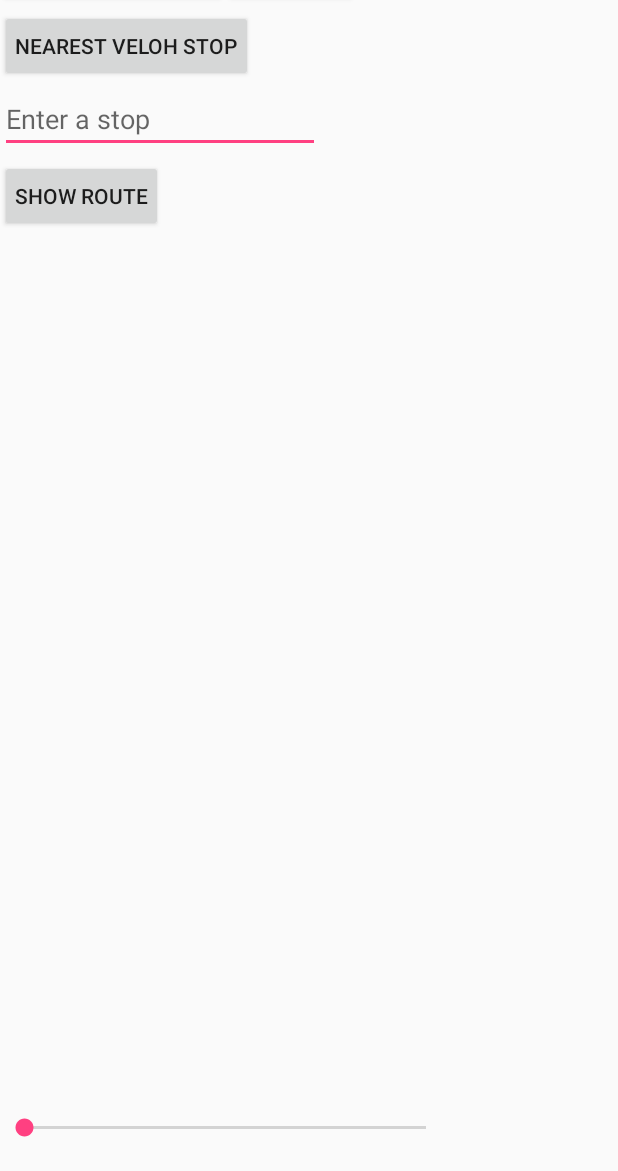
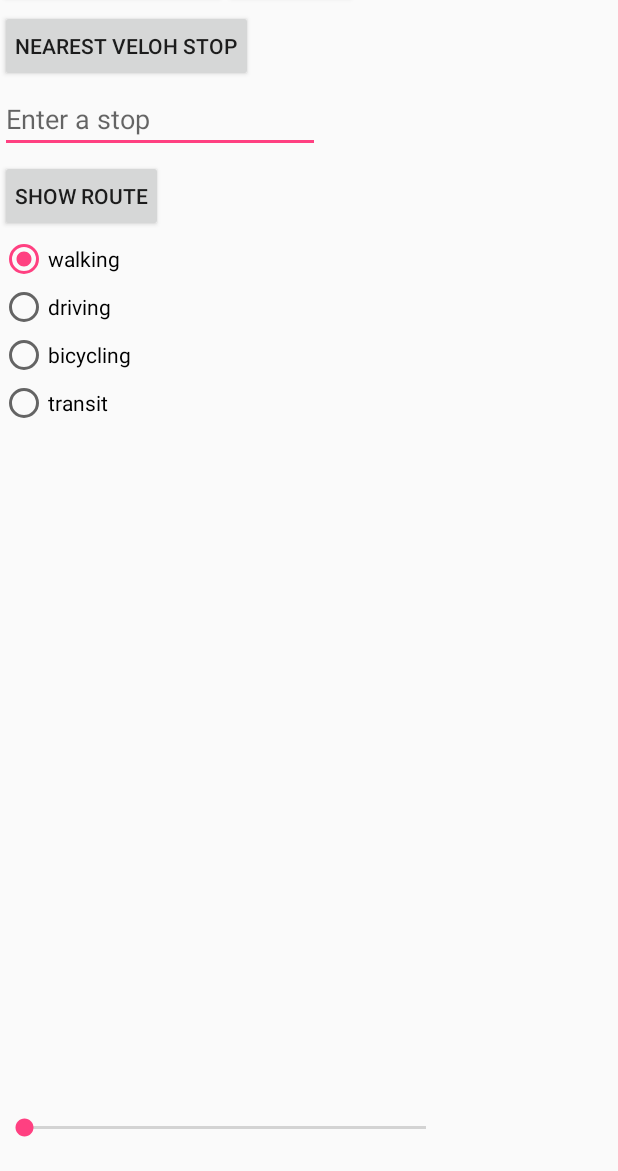
Before and after one commit to misho92/LuxCityBusAndBike, an Android app: the screen it shows after launch (MapsActivity), after a tap on "BUS", on a phone screen of 412 x 824 dp, the part 65-1236 px from its top. Run offline under Robolectric (Android 15) with nearby library versions, the phone set to English and light mode, and no system bars; 1 statement that could not run was skipped; 3 other taps on this screen came first.

Commit message:
select modes of transport for the route

```diff
--- a/app/src/main/java/mihailtachevandvictorbandoiu/luxcitybusandbike/CustomAdapter.java
+++ b/app/src/main/java/mihailtachevandvictorbandoiu/luxcitybusandbike/CustomAdapter.java
@@ -142,5 +142,4 @@ public class CustomAdapter extends BaseAdapter{
         });
         return rowView;
     }
-
 }
--- a/app/src/main/java/mihailtachevandvictorbandoiu/luxcitybusandbike/HTTPConnection.java
+++ b/app/src/main/java/mihailtachevandvictorbandoiu/luxcitybusandbike/HTTPConnection.java
@@ -15,6 +15,7 @@ import java.net.URL;
 
 //connecting to the url
 public class HTTPConnection {
+
     public String readUrl(String mapsApiDirectionsUrl) throws IOException {
         String data = "";
         InputStream iStream = null;
@@ -24,8 +25,7 @@ public class HTTPConnection {
             urlConnection = (HttpURLConnection) url.openConnection();
             urlConnection.connect();
             iStream = urlConnection.getInputStream();
-            BufferedReader br = new BufferedReader(new InputStreamReader(
-                    iStream));
+            BufferedReader br = new BufferedReader(new InputStreamReader(iStream));
             StringBuffer sb = new StringBuffer();
             String line = "";
             while ((line = br.readLine()) != null) {
--- a/app/src/main/java/mihailtachevandvictorbandoiu/luxcitybusandbike/MapsActivity.java
+++ b/app/src/main/java/mihailtachevandvictorbandoiu/luxcitybusandbike/MapsActivity.java
@@ -20,6 +20,9 @@ import android.widget.AdapterView.OnItemClickListener;
 import android.widget.ArrayAdapter;
 import android.widget.AutoCompleteTextView;
 import android.widget.Button;
+import android.widget.RadioButton;
+import android.widget.RadioGroup;
+import android.widget.RadioGroup.OnCheckedChangeListener;
 import android.widget.SeekBar;
 import android.widget.SeekBar.OnSeekBarChangeListener;
 import android.widget.TextView;
@@ -39,6 +42,7 @@ import com.google.android.gms.maps.model.BitmapDescriptorFactory;
 import com.google.android.gms.maps.model.LatLng;
 import com.google.android.gms.maps.model.Marker;
 import com.google.android.gms.maps.model.MarkerOptions;
+import com.google.android.gms.maps.model.Polyline;
 import com.google.android.gms.maps.model.PolylineOptions;
 
 import org.json.JSONObject;
@@ -72,10 +76,12 @@ public class MapsActivity extends FragmentActivity implements OnMapReadyCallback
     HashMap<String, String> coordinates = new HashMap<String, String>();
     HashMap<String, String> connString = new HashMap<String, String>();
     AutoCompleteTextView auto;
-
     Button route;
-    Double nearestLat;
-    Double nearestLng;
+    LatLng nearestStation = null;
+    String mode = "walking";
+    RadioButton modeButton;
+    RadioGroup modeGroup;
+    Polyline line;
 
     @Override
     protected void onCreate(Bundle savedInstanceState) {
@@ -105,14 +111,15 @@ public class MapsActivity extends FragmentActivity implements OnMapReadyCallback
         nearestBus.setOnClickListener(new View.OnClickListener() {
             public void onClick(View v) {
                 route.setVisibility(View.VISIBLE);
+                modeGroup.setVisibility(View.VISIBLE);
                 String stop = nearestStop("bus");
                 String buses = getAllBuses(stop.split(";")[1], stop.split(";")[0]);
                 //if no buses display none
                 if (buses.equals("")) buses = "none";
-                nearestLat = Double.parseDouble(stop.split(";")[1].replace(",", "."));
-                nearestLng = Double.parseDouble(stop.split(";")[0].replace(",", "."));
+                nearestStation = new LatLng(Double.parseDouble(stop.split(";")[1].replace(",", ".")),
+                        Double.parseDouble(stop.split(";")[0].replace(",", ".")));
                 //once the stop details are taken navigate user to it
-                LatLng nearestStop = new LatLng(nearestLat, nearestLng);
+                LatLng nearestStop = new LatLng(nearestStation.latitude, nearestStation.longitude);
                 mMap.addMarker(new MarkerOptions().position(nearestStop).title(stop.split(";")[3]).icon(BitmapDescriptorFactory.fromResource(R.drawable.bus)).snippet("Buses: " + buses));
                 mMap.moveCamera(CameraUpdateFactory.newLatLngZoom(nearestStop, 18.0f));
             }
@@ -123,11 +130,12 @@ public class MapsActivity extends FragmentActivity implements OnMapReadyCallback
         nearestVeloh.setOnClickListener(new View.OnClickListener() {
             public void onClick(View v) {
                 route.setVisibility(View.VISIBLE);
+                modeGroup.setVisibility(View.VISIBLE);
                 String stop = nearestStop("veloh");
-                nearestLat = Double.parseDouble(stop.split(",")[1]);
-                nearestLng = Double.parseDouble(stop.split(",")[2]);
+                nearestStation = new LatLng(Double.parseDouble(stop.split(",")[1]),
+                        Double.parseDouble(stop.split(",")[2]));
                 //once the stop details are taken navigate user to it
-                LatLng nearestStop = new LatLng(nearestLat, nearestLng);
+                LatLng nearestStop = new LatLng(nearestStation.latitude, nearestStation.longitude);
                 mMap.addMarker(new MarkerOptions().position(nearestStop).title(stop.split(",")[0]).icon(BitmapDescriptorFactory.fromResource(R.drawable.bike)).snippet("Available bikes: " + stop.split(",")[3]));
                 mMap.moveCamera(CameraUpdateFactory.newLatLngZoom(nearestStop, 18.0f));
             }
@@ -178,15 +186,28 @@ public class MapsActivity extends FragmentActivity implements OnMapReadyCallback
 
         allStops = new ArrayList<String>();
 
-        route.setOnClickListener(new View.OnClickListener() {
-            public void onClick(View v) {
+        modeGroup = (RadioGroup) findViewById(R.id.mode);
+
+        modeGroup.setOnCheckedChangeListener(new OnCheckedChangeListener() {
+            @Override
+            public void onCheckedChanged(RadioGroup group, int checkedId) {
+                modeButton = (RadioButton) findViewById(checkedId);
+                mode = modeButton.getText().toString();
+                Toast.makeText(getApplicationContext(), "Selected " + mode, Toast.LENGTH_LONG).show();
+            }
+        });
+
+        route.setOnClickListener(new OnClickListener() {
+            @Override
+            public void onClick(View view) {
+                if(line != null) line.remove();
                 showRoute();
             }
         });
     }
 
     //get all the bus data about a specific bus stop
-    public String getAllBuses(String connectionString, String stop) {
+    private String getAllBuses(String connectionString, String stop) {
         String result = "";
         String str;
         try {
@@ -224,7 +245,7 @@ public class MapsActivity extends FragmentActivity implements OnMapReadyCallback
     }
 
     //computing nearest bus or veloh stop with the API provided
-    public String nearestStop(String string) {
+    private String nearestStop(String string) {
         String result = "";
         String str;
         double nearest = 999999999;
@@ -376,7 +397,7 @@ public class MapsActivity extends FragmentActivity implements OnMapReadyCallback
     }
 
     //list all the veloh stations within the distance
-    public void listAllVelohStations(String distance) {
+    private void listAllVelohStations(String distance) {
         String str;
         String stopName;
         try {
@@ -421,7 +442,7 @@ public class MapsActivity extends FragmentActivity implements OnMapReadyCallback
     }
 
     //list all the bus stations
-    public void listAllBusStations() {
+    private void listAllBusStations() {
         String str;
         String stopName;
         try {
@@ -578,26 +599,19 @@ public class MapsActivity extends FragmentActivity implements OnMapReadyCallback
     private void showRoute(){
         MarkerOptions options = new MarkerOptions();
         options.position(new LatLng(mLastLocation.getLatitude(),mLastLocation.getLongitude()));
-        options.position(new LatLng(nearestLat,nearestLng));
+        options.position(nearestStation);
         mMap.addMarker(options);
         String url = getMapsApiDirectionsUrl();
         ReadTask downloadTask = new ReadTask();
         downloadTask.execute(url);
         mMap.moveCamera(CameraUpdateFactory.newLatLngZoom(new LatLng(mLastLocation.getLatitude(),mLastLocation.getLongitude()), 16));
-        addMarkers();
     }
 
-    //maps data
+    //directions api data
     private String getMapsApiDirectionsUrl() {
-        return "https://maps.googleapis.com/maps/api/directions/json?origin=" + mLastLocation.getLatitude() + "," + mLastLocation.getLongitude() + "&mode=walking&destination=" + nearestLat + "," + nearestLng + "&key=AIzaSyB5FzALlUScawxBeTcoaBOdf5Rch9hZu-A";
-    }
-
-    //add markers
-    private void addMarkers() {
-        if (mMap != null) {
-            mMap.addMarker(new MarkerOptions().position(new LatLng(mLastLocation.getLatitude(),mLastLocation.getLongitude())).title("Current position"));
-            mMap.addMarker(new MarkerOptions().position(new LatLng(nearestLat,nearestLng)).title("Nearest stop"));
-        }
+        return "https://maps.googleapis.com/maps/api/directions/json?origin=" + mLastLocation.getLatitude() + "," +
+                mLastLocation.getLongitude() + "&destination=" + nearestStation.latitude + "," +
+                nearestStation.longitude + "&mode=" + mode + "&key=AIzaSyB5FzALlUScawxBeTcoaBOdf5Rch9hZu-A";
     }
 
     //background task
@@ -647,7 +661,7 @@ public class MapsActivity extends FragmentActivity implements OnMapReadyCallback
             ArrayList<LatLng> points = null;
             PolylineOptions polyLineOptions = null;
 
-            // traversing through routes
+            //traversing through routes
             for (int i = 0; i < routes.size(); i++) {
                 points = new ArrayList<LatLng>();
                 polyLineOptions = new PolylineOptions();
@@ -668,7 +682,7 @@ public class MapsActivity extends FragmentActivity implements OnMapReadyCallback
                 polyLineOptions.color(Color.BLUE);
             }
 
-            mMap.addPolyline(polyLineOptions);
+            line = mMap.addPolyline(polyLineOptions);
         }
     }
 }
--- a/app/src/main/res/layout/activity_maps.xml
+++ b/app/src/main/res/layout/activity_maps.xml
@@ -74,5 +74,39 @@
         android:layout_marginTop="150dp"
         android:visibility="gone"
         android:paddingRight="10dp"/>
+
+    <RadioGroup
+        android:id="@+id/mode"
+        android:layout_width="wrap_content"
+        android:layout_height="wrap_content"
+        android:visibility="gone"
+        android:layout_marginTop="200dp">
+
+        <RadioButton
+            android:id="@+id/walking"
+            android:layout_width="wrap_content"
+            android:layout_height="wrap_content"
+            android:text="walking"
+            android:checked="true"/>
+
+        <RadioButton
+            android:id="@+id/driving"
+            android:layout_width="wrap_content"
+            android:layout_height="wrap_content"
+            android:text="driving" />
+
+        <RadioButton
+            android:id="@+id/bicycle"
+            android:layout_width="wrap_content"
+            android:layout_height="wrap_content"
+            android:text="bicycling" />
+
+        <RadioButton
+            android:id="@+id/transit"
+            android:layout_width="wrap_content"
+            android:layout_height="wrap_content"
+            android:text="transit" />
+
+    </RadioGroup>
     <requestFocus />
 </fragment>
```
Also changed, not shown: app/src/main/java/mihailtachevandvictorbandoiu/luxcitybusandbike/Parser.java (+4 -4 lines).
